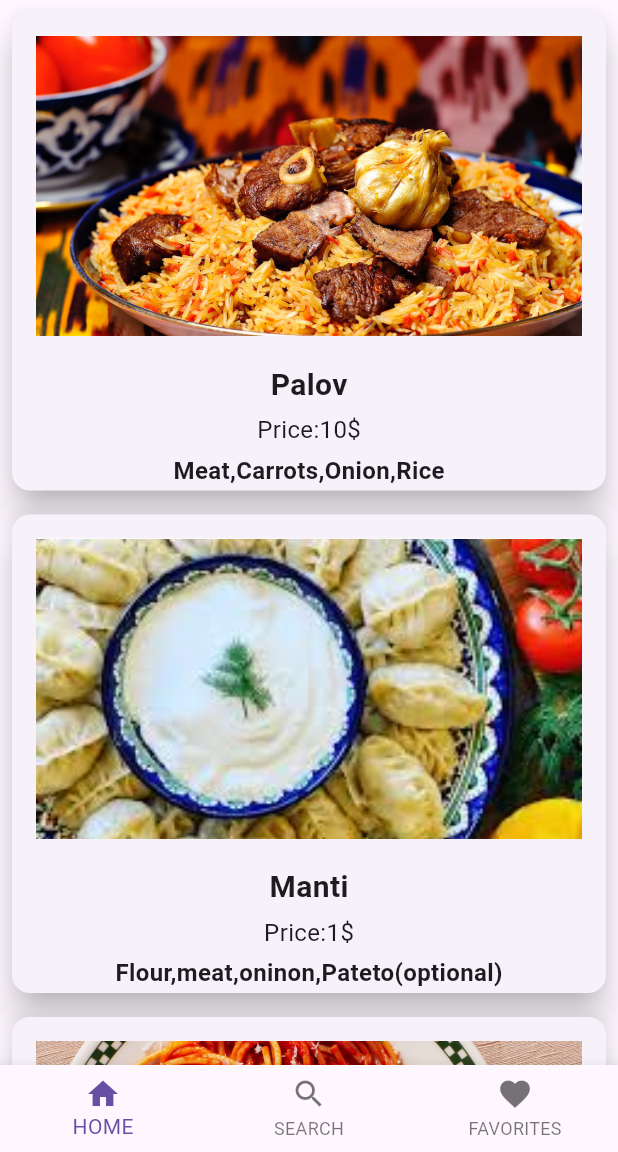
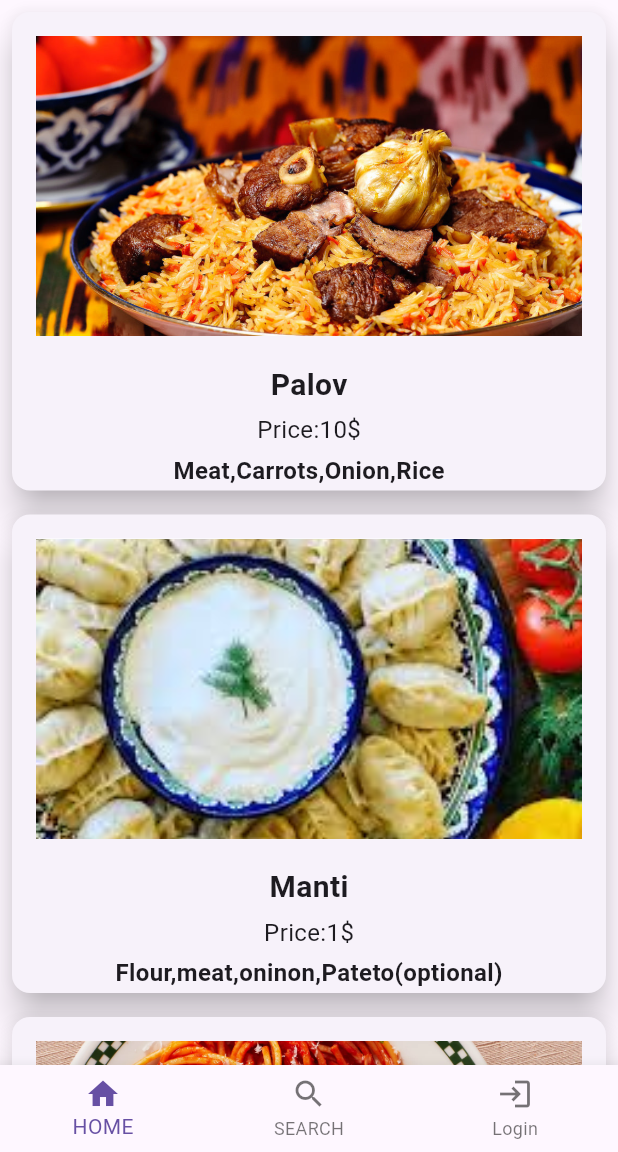
Before and after one commit to rasul-1/RecipeApp, a Flutter app: the screen it shows after launch, on a phone screen of 412 x 824 dp, the part 84-1236 px from its top. Run offline on Flutter 3.47's test engine with Material 3 defaults, Android fonts, the phone set to English and light mode, and no system bars; missing offline and left inert: sz_fancy_bottom_navigation; Roboto replaces fonts that are missing (Sevillana).

Commit message:
I added login

```diff
--- a/recipe_app/lib/home.dart
+++ b/recipe_app/lib/home.dart
@@ -33,8 +33,8 @@ class _HomePageState extends State<HomePage> {
             icon: Icon(Icons.search),
           ),
           BottomNavigationBarItem(
-            label: 'FAVORITES',
-            icon: Icon(Icons.favorite_sharp),
+            label: 'Login',
+            icon: Icon(Icons.login),
           ),
         ],
         currentIndex: sellectedPage,
```
